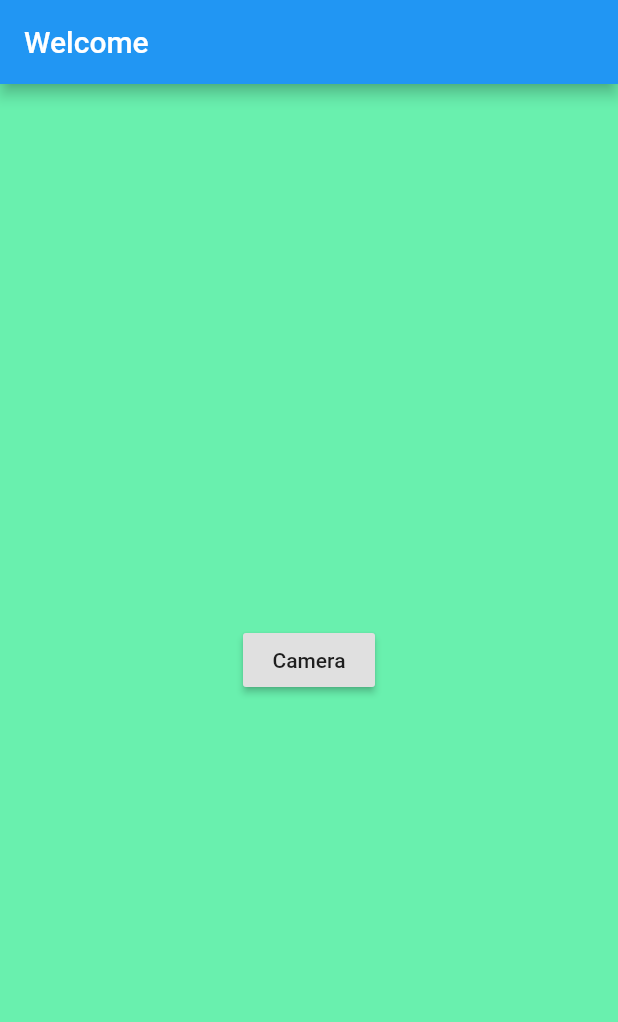
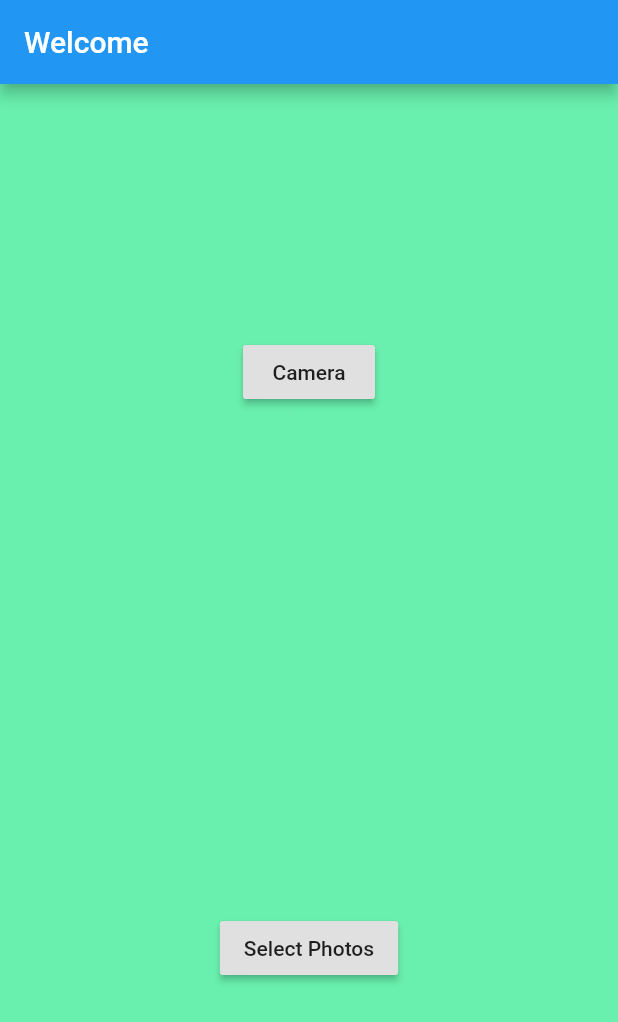
Before and after one commit to Lauren-Boone/CameraTest, a Flutter app: the screen it shows after launch, on a phone screen of 412 x 824 dp. Shown: the top 1022 px of the screen. Run offline on Flutter 3.47's test engine with Material 2 defaults, Android fonts, the phone set to English and light mode, and no system bars; our stand-ins replace gallery_saver, image_picker.

Commit message:
Linked Select Photos

```diff
--- a/lib/main.dart
+++ b/lib/main.dart
@@ -30,6 +30,10 @@ class MyHome extends StatelessWidget{
   @override
   Widget build(BuildContext context){
     return Center(
+      child: Column(
+        children: <Widget>[
+          Flexible(
+            flex: 1,
             child: Container(
             color: Colors.greenAccent ,
             child: Center(
@@ -42,15 +46,57 @@ class MyHome extends StatelessWidget{
                 }
 
                 ),
+            ),
 
           ),
           ),
+
+
+            Flexible(
+            flex: 1,
+            child: Container(
+            color: Colors.greenAccent ,
+            child: Center(
+              child: RaisedButton(
+                child: Text('Select Photos'),
+                onPressed: (){
+                  Navigator.push(context,
+                    MaterialPageRoute(builder: (context) => _ViewPhotos()),
+                  );
+                }
+
+                ),
+            ),
+
+          ),
+          ),
+
+        ],
+      ),
+
           );
 
   }
   }
 
+class _ViewPhotos extends StatelessWidget{
+@override
+  Widget build(BuildContext context) {
+    return MaterialApp(
+        home: Scaffold(
+        floatingActionButton: FloatingActionButton(
+          child: Text('Back'),
+          onPressed: (){
+          Navigator.push(context,
+                MaterialPageRoute(builder: (context) => MyHome()),
+              );
+        },),
+        ),
+    );
+  }
 
+
+}
   class _CameraPage extends StatelessWidget {
   String firstButtonText = 'Take photo';
   String secondButtonText = 'Record video';
```
Lines whose indentation alone changed are shown as unchanged.
